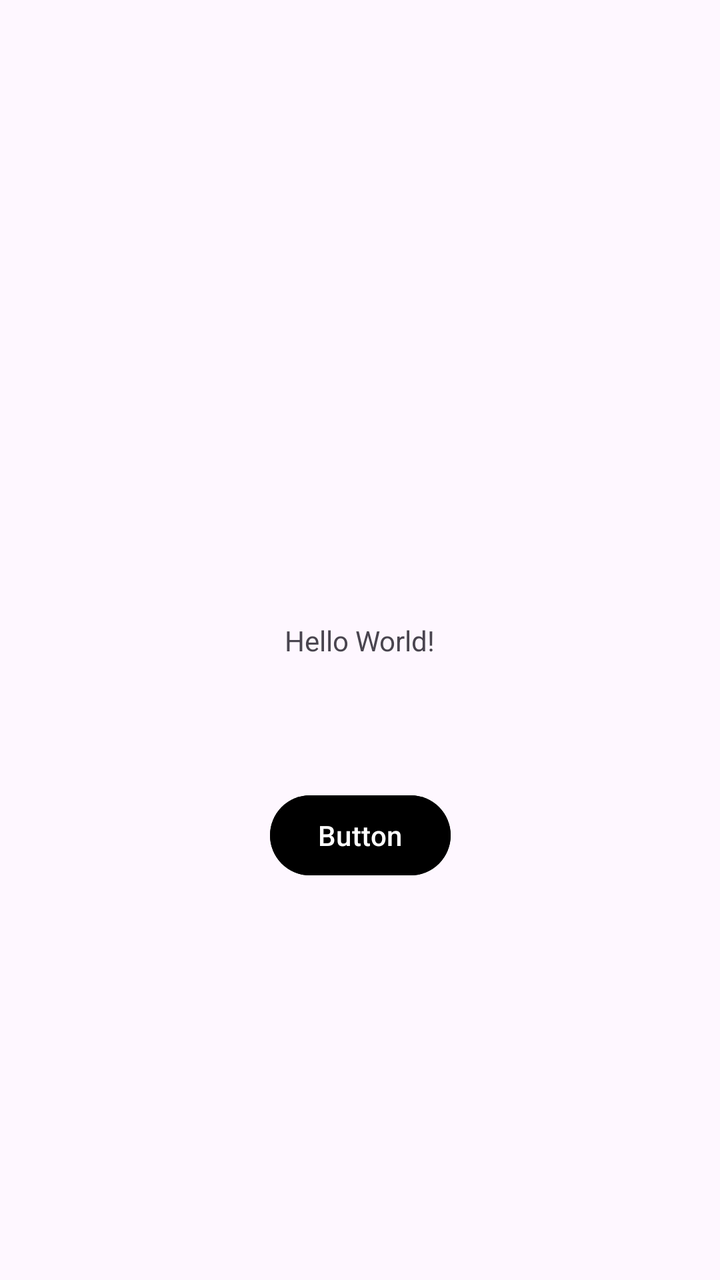
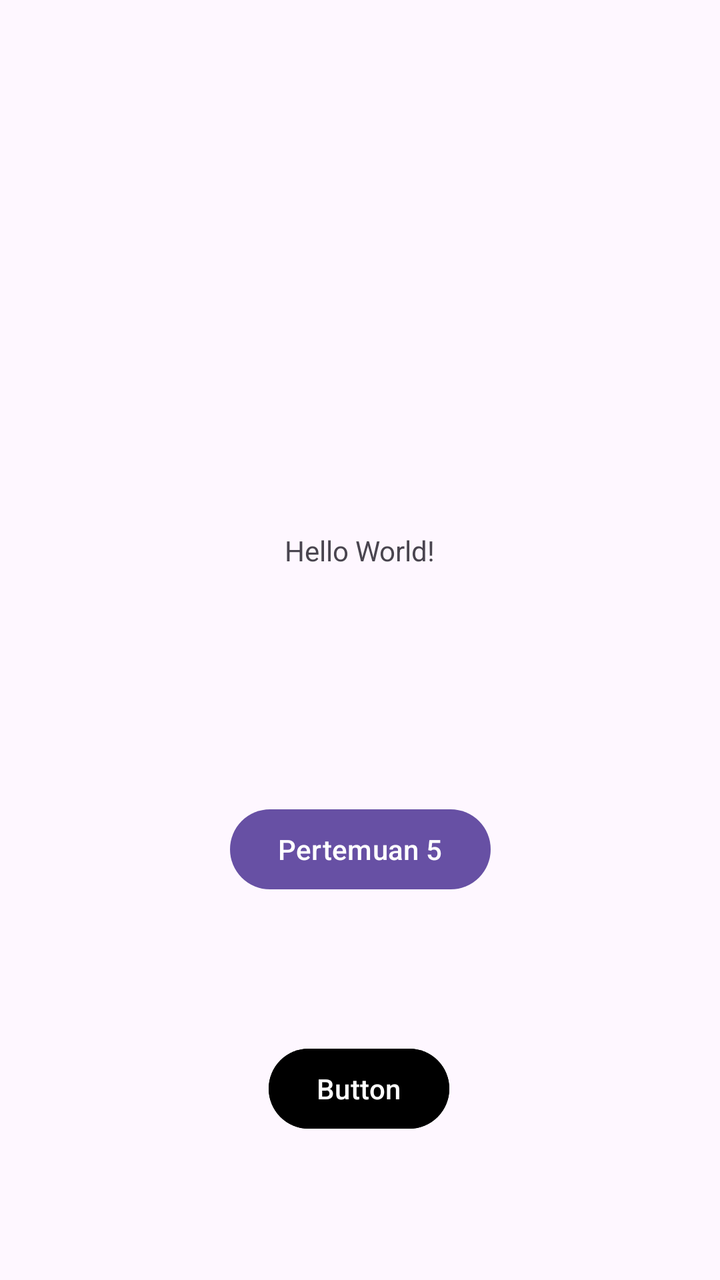

Compare the two renders of this Android layout. The source of the first and the diff that turns it into the second are given below.
<!-- AndroidManifest.xml: application theme Theme.Suci_mobile -->
<!-- res/layout/activity_main.xml -->
<?xml version="1.0" encoding="utf-8"?>
<androidx.constraintlayout.widget.ConstraintLayout xmlns:android="http://schemas.android.com/apk/res/android"
    xmlns:app="http://schemas.android.com/apk/res-auto"
    xmlns:tools="http://schemas.android.com/tools"
    android:id="@+id/main"
    android:layout_width="match_parent"
    android:layout_height="match_parent"
    tools:context=".MainActivity">

    <TextView
        android:id="@+id/textView6"
        android:layout_width="wrap_content"
        android:layout_height="wrap_content"
        android:text="Hello World!"
        app:layout_constraintBottom_toBottomOf="parent"
        app:layout_constraintEnd_toEndOf="parent"
        app:layout_constraintStart_toStartOf="parent"
        app:layout_constraintTop_toTopOf="parent" />

    <Button
        android:id="@+id/btnToFourth"
        android:backgroundTint="@color/black"
        android:layout_width="wrap_content"
        android:layout_height="wrap_content"
        android:layout_marginTop="64dp"
        android:text="Button"
        app:layout_constraintEnd_toEndOf="parent"
        app:layout_constraintStart_toStartOf="parent"
        app:layout_constraintTop_toBottomOf="@+id/textView6" />

</androidx.constraintlayout.widget.ConstraintLayout>
<!-- resources referenced by this layout -->
<resources>
  <color name="black">#FF000000</color>
  <style name="Theme.Suci_mobile" parent="Base.Theme.Suci_mobile" />
  <style name="Base.Theme.Suci_mobile" parent="Theme.Material3.DayNight.NoActionBar">
          
          
      </style>
</resources>

<!-- the commit's change to res/layout/activity_main.xml (unified diff, before → after) -->
@@ -15,17 +15,31 @@
         app:layout_constraintBottom_toBottomOf="parent"
         app:layout_constraintEnd_toEndOf="parent"
         app:layout_constraintStart_toStartOf="parent"
-        app:layout_constraintTop_toTopOf="parent" />
+        app:layout_constraintTop_toTopOf="parent"
+        app:layout_constraintVertical_bias="0.428" />
 
     <Button
         android:id="@+id/btnToFourth"
-        android:backgroundTint="@color/black"
         android:layout_width="wrap_content"
         android:layout_height="wrap_content"
-        android:layout_marginTop="64dp"
+        android:backgroundTint="@color/black"
         android:text="Button"
+        app:layout_constraintBottom_toBottomOf="parent"
+        app:layout_constraintEnd_toEndOf="parent"
+        app:layout_constraintHorizontal_bias="0.498"
+        app:layout_constraintStart_toStartOf="parent"
+        app:layout_constraintTop_toBottomOf="@+id/btnToFifth" />
+
+    <Button
+        android:id="@+id/btnToFifth"
+        android:layout_width="wrap_content"
+        android:layout_height="wrap_content"
+        android:layout_marginTop="116dp"
+        android:text="Pertemuan 5"
         app:layout_constraintEnd_toEndOf="parent"
         app:layout_constraintStart_toStartOf="parent"
         app:layout_constraintTop_toBottomOf="@+id/textView6" />
 
+    tools:layout_editor_absoluteY="245dp" />
+
 </androidx.constraintlayout.widget.ConstraintLayout>
